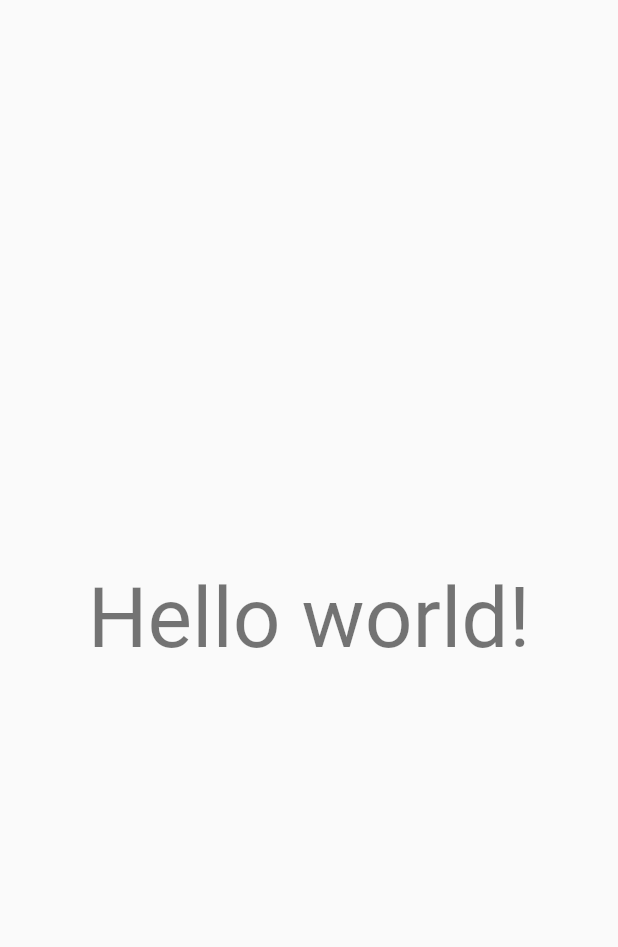
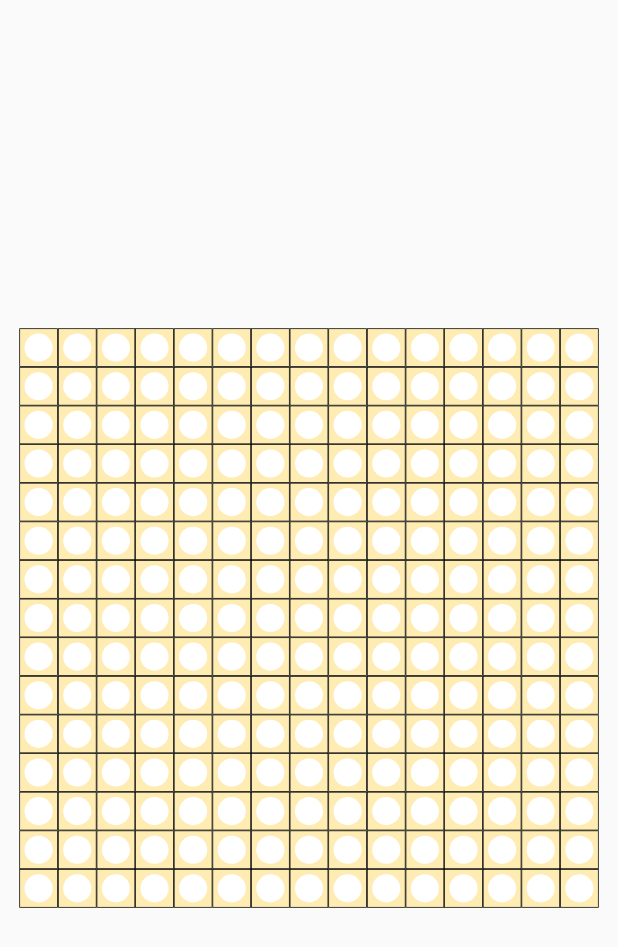
Before and after one commit to hsh2001/flutter-omok, a Flutter app: the screen it shows after launch, on a phone screen of 412 x 824 dp. Shown: the top 947 px of the screen. Run offline on Flutter 3.47's test engine with Material 2 defaults, Android fonts, the phone set to English and light mode, and no system bars.

Commit message:
Create Board widget

```diff
--- a/lib/main.dart
+++ b/lib/main.dart
@@ -1,4 +1,6 @@
 import 'package:flutter/material.dart';
+
+import 'widget/game/Board.dart';
 
 void main() => runApp(MyApp());
 
@@ -6,16 +8,9 @@ class MyApp extends StatelessWidget {
   @override
   Widget build(BuildContext context) {
     return MaterialApp(
-      title: 'Hello flutter',
+      title: '오목',
       theme: ThemeData(primaryColor: Colors.blue),
-      home: Scaffold(
-        body: Center(
-          child: Text(
-            'Hello world!',
-            style: Theme.of(context).textTheme.headline2,
-          ),
-        ),
-      ),
+      home: Scaffold(body: Board()),
     );
   }
 }
--- /dev/null
+++ b/lib/widget/game/Board.dart
@@ -0,0 +1,109 @@
+import 'dart:math';
+
+import 'package:flutter/material.dart';
+
+final int boardSize = 15;
+
+enum StoneColor {
+  none,
+  black,
+  white,
+}
+
+Color stoneColorToColor(StoneColor stoneColor) {
+  switch (stoneColor) {
+    case StoneColor.black:
+      return Colors.black;
+
+    case StoneColor.white:
+      return Colors.white;
+
+    default:
+      return Colors.transparent;
+  }
+}
+
+class Stone extends StatelessWidget {
+  final StoneColor stoneColor;
+
+  Stone({
+    @required this.stoneColor,
+  }) : super();
+
+  @override
+  Widget build(BuildContext context) {
+    return Padding(
+      padding: const EdgeInsets.all(3),
+      child: Container(
+        decoration: BoxDecoration(
+          borderRadius: BorderRadius.all(Radius.circular(9999)),
+          color: stoneColorToColor(stoneColor),
+        ),
+      ),
+    );
+  }
+}
+
+class Box extends StatelessWidget {
+  final int x;
+  final int y;
+  final StoneColor stoneColor;
+
+  Box({
+    @required this.x,
+    @required this.y,
+    @required this.stoneColor,
+  }) : super();
+
+  void onTap() {}
+
+  @override
+  Widget build(BuildContext context) {
+    final boxDecoration = BoxDecoration(
+      color: Colors.amber[100],
+      border: Border.all(width: 0.5),
+    );
+
+    final windowSize = MediaQuery.of(context).size;
+    final double boxSize = min(windowSize.width, windowSize.height) / 16;
+
+    return GestureDetector(
+      onTap: onTap,
+      child: Container(
+        decoration: boxDecoration,
+        width: boxSize,
+        height: boxSize,
+        child: Stone(stoneColor: stoneColor),
+      ),
+    );
+  }
+}
+
+class Board extends StatelessWidget {
+  List<Widget> _rows(int y) {
+    return List<Widget>.generate(
+      boardSize,
+      (x) => Box(
+        x: x,
+        y: y,
+        stoneColor: StoneColor.white,
+      ),
+    );
+  }
+
+  Widget _buildRow(int y) {
+    return Row(
+      crossAxisAlignment: CrossAxisAlignment.center,
+      mainAxisAlignment: MainAxisAlignment.center,
+      children: _rows(y),
+    );
+  }
+
+  @override
+  Widget build(BuildContext context) {
+    return Column(
+      mainAxisAlignment: MainAxisAlignment.center,
+      children: List<Widget>.generate(boardSize, _buildRow),
+    );
+  }
+}
--- a/pubspec.yaml
+++ b/pubspec.yaml
@@ -23,6 +23,7 @@ environment:
 dependencies:
   flutter:
     sdk: flutter
+  provider: 5.0.0
 
 
   # The following adds the Cupertino Icons font to your application.
```
Also changed, not shown: pubspec.lock.
